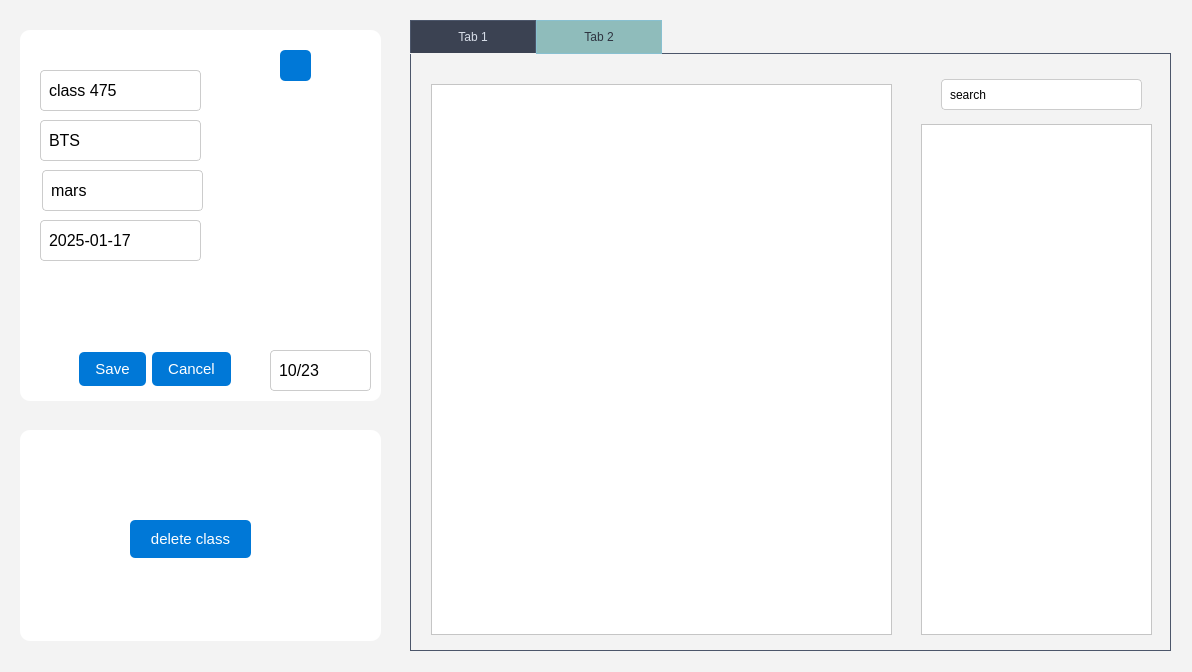
Above: School_System/ui/EditClassDialog.ui from KasperJack/School-Management-System before the change. Below: the same form after it.
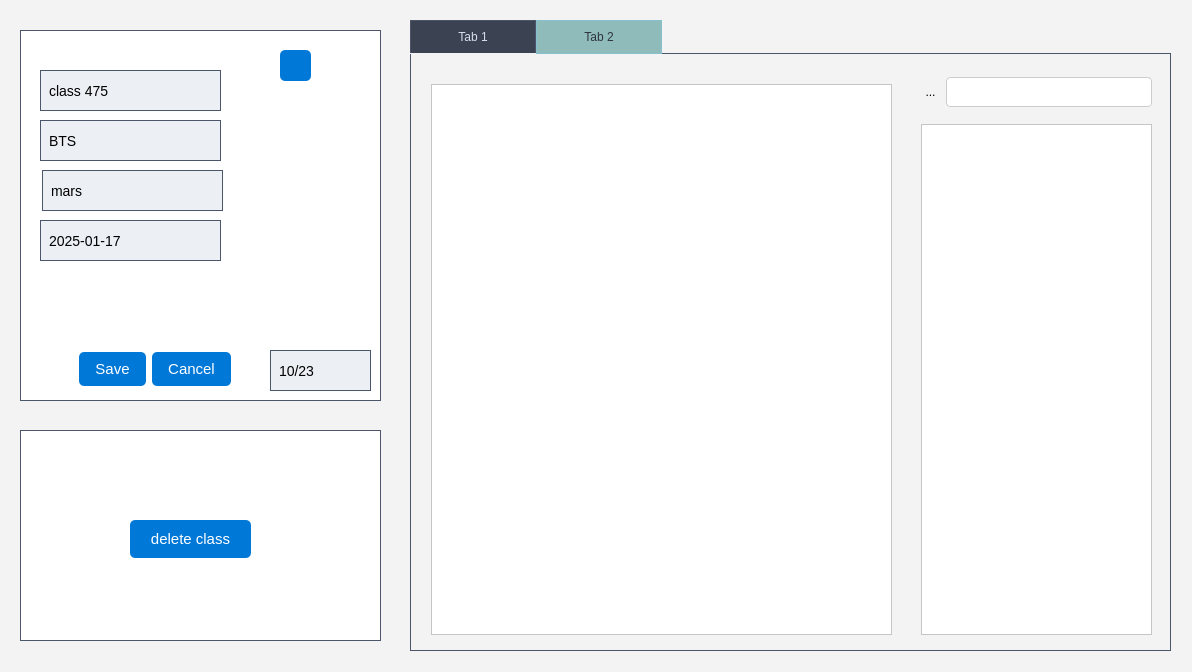
That is the form after the change. The open tabs and pages were chosen to show the change. Icons and pictures are not drawn.

Patch:
```diff
--- a/School_System/ui/EditClassDialog.ui
+++ b/School_System/ui/EditClassDialog.ui
@@ -672,17 +672,43 @@
 </string>
      </property>
     </widget>
-    <widget class="QLineEdit" name="lineEdit">
+    <widget class="QWidget" name="layoutWidget">
      <property name="geometry">
       <rect>
-       <x>530</x>
-       <y>25</y>
-       <width>201</width>
-       <height>31</height>
+       <x>510</x>
+       <y>20</y>
+       <width>231</width>
+       <height>36</height>
       </rect>
      </property>
-     <property name="styleSheet">
-      <string notr="true">QLineEdit {
+     <layout class="QHBoxLayout" name="horizontalLayout_2">
+      <item>
+       <widget class="QToolButton" name="toolButton_6">
+        <property name="enabled">
+         <bool>true</bool>
+        </property>
+        <property name="styleSheet">
+         <string notr="true">QToolButton { background: transparent; border: none;}</string>
+        </property>
+        <property name="text">
+         <string>...</string>
+        </property>
+        <property name="icon">
+         <iconset resource="../resources/rec.qrc">
+          <normaloff>:/newPrefix/more_icons/search-interface-symbol.png</normaloff>:/newPrefix/more_icons/search-interface-symbol.png</iconset>
+        </property>
+        <property name="iconSize">
+         <size>
+          <width>20</width>
+          <height>20</height>
+         </size>
+        </property>
+       </widget>
+      </item>
+      <item>
+       <widget class="QLineEdit" name="lineEdit_4">
+        <property name="styleSheet">
+         <string notr="true">QLineEdit {
     background-color: white;
     color: black;
     border: 1px solid #cccccc;
@@ -693,10 +719,13 @@
     border: 1px solid #0078d7; /* Blue Border on Focus */
     background-color: #ffffff;
 }</string>
-     </property>
-     <property name="text">
-      <string>search</string>
-     </property>
+        </property>
+        <property name="text">
+         <string/>
+        </property>
+       </widget>
+      </item>
+     </layout>
     </widget>
    </widget>
   </widget>
@@ -716,7 +745,8 @@
     color: #000000;           /* Black Text */
     font-family: &quot;Segoe UI&quot;, Arial, sans-serif;
     font-size: 12pt;
-border-radius: 10px;
+    border: 1px solid #4C566A; /* Subtle gray-blue border */
+
 }
 
 /* Dark Mode (Toggle this for dark theme) */
@@ -814,7 +844,8 @@
     color: #000000;           /* Black Text */
     font-family: &quot;Segoe UI&quot;, Arial, sans-serif;
     font-size: 12pt;
-border-radius: 10px;
+    border: 1px solid #4C566A; /* Subtle gray-blue border */
+
 }
 
 /* Dark Mode (Toggle this for dark theme) */
@@ -887,10 +918,33 @@
      <rect>
       <x>20</x>
       <y>40</y>
-      <width>161</width>
+      <width>181</width>
       <height>41</height>
      </rect>
     </property>
+    <property name="styleSheet">
+     <string notr="true">/* Input Field */
+QLineEdit {
+    background-color: #eceff4; /* Light background */
+    color: #000000; /* Black text */
+    border: 1px solid #4C566A; /* Subtle gray-blue border */
+    border-radius: 0px; /* No rounded corners */
+    padding: 6px; /* Padding inside the field */
+    font-size: 14px; /* Standard font size */
+}
+
+/* Focused Input Field */
+QLineEdit:focus {
+    border: 1px solid #88C0D0; /* Light blue/teal border on focus */
+    background-color: #e1e9f2; /* Slightly lighter background on focus */
+}
+
+/* Placeholder Text */
+QLineEdit::placeholder {
+    color: #4C566A; /* Darker gray for placeholder text */
+}
+</string>
+    </property>
     <property name="text">
      <string>class 475</string>
     </property>
@@ -900,10 +954,33 @@
      <rect>
       <x>20</x>
       <y>90</y>
-      <width>161</width>
+      <width>181</width>
       <height>41</height>
      </rect>
     </property>
+    <property name="styleSheet">
+     <string notr="true">/* Input Field */
+QLineEdit {
+    background-color: #eceff4; /* Light background */
+    color: #000000; /* Black text */
+    border: 1px solid #4C566A; /* Subtle gray-blue border */
+    border-radius: 0px; /* No rounded corners */
+    padding: 6px; /* Padding inside the field */
+    font-size: 14px; /* Standard font size */
+}
+
+/* Focused Input Field */
+QLineEdit:focus {
+    border: 1px solid #88C0D0; /* Light blue/teal border on focus */
+    background-color: #e1e9f2; /* Slightly lighter background on focus */
+}
+
+/* Placeholder Text */
+QLineEdit::placeholder {
+    color: #4C566A; /* Darker gray for placeholder text */
+}
+</string>
+    </property>
     <property name="text">
      <string>BTS</string>
     </property>
@@ -913,10 +990,33 @@
      <rect>
       <x>22</x>
       <y>140</y>
-      <width>161</width>
+      <width>181</width>
       <height>41</height>
      </rect>
     </property>
+    <property name="styleSheet">
+     <string notr="true">/* Input Field */
+QLineEdit {
+    background-color: #eceff4; /* Light background */
+    color: #000000; /* Black text */
+    border: 1px solid #4C566A; /* Subtle gray-blue border */
+    border-radius: 0px; /* No rounded corners */
+    padding: 6px; /* Padding inside the field */
+    font-size: 14px; /* Standard font size */
+}
+
+/* Focused Input Field */
+QLineEdit:focus {
+    border: 1px solid #88C0D0; /* Light blue/teal border on focus */
+    background-color: #e1e9f2; /* Slightly lighter background on focus */
+}
+
+/* Placeholder Text */
+QLineEdit::placeholder {
+    color: #4C566A; /* Darker gray for placeholder text */
+}
+</string>
+    </property>
     <property name="text">
      <string>mars</string>
     </property>
@@ -926,10 +1026,33 @@
      <rect>
       <x>20</x>
       <y>190</y>
-      <width>161</width>
+      <width>181</width>
       <height>41</height>
      </rect>
     </property>
+    <property name="styleSheet">
+     <string notr="true">/* Input Field */
+QLineEdit {
+    background-color: #eceff4; /* Light background */
+    color: #000000; /* Black text */
+    border: 1px solid #4C566A; /* Subtle gray-blue border */
+    border-radius: 0px; /* No rounded corners */
+    padding: 6px; /* Padding inside the field */
+    font-size: 14px; /* Standard font size */
+}
+
+/* Focused Input Field */
+QLineEdit:focus {
+    border: 1px solid #88C0D0; /* Light blue/teal border on focus */
+    background-color: #e1e9f2; /* Slightly lighter background on focus */
+}
+
+/* Placeholder Text */
+QLineEdit::placeholder {
+    color: #4C566A; /* Darker gray for placeholder text */
+}
+</string>
+    </property>
     <property name="text">
      <string>2025-01-17</string>
     </property>
@@ -943,6 +1066,29 @@
       <height>41</height>
      </rect>
     </property>
+    <property name="styleSheet">
+     <string notr="true">/* Input Field */
+QLineEdit {
+    background-color: #eceff4; /* Light background */
+    color: #000000; /* Black text */
+    border: 1px solid #4C566A; /* Subtle gray-blue border */
+    border-radius: 0px; /* No rounded corners */
+    padding: 6px; /* Padding inside the field */
+    font-size: 14px; /* Standard font size */
+}
+
+/* Focused Input Field */
+QLineEdit:focus {
+    border: 1px solid #88C0D0; /* Light blue/teal border on focus */
+    background-color: #e1e9f2; /* Slightly lighter background on focus */
+}
+
+/* Placeholder Text */
+QLineEdit::placeholder {
+    color: #4C566A; /* Darker gray for placeholder text */
+}
+</string>
+    </property>
     <property name="text">
      <string>10/23</string>
     </property>
```
Left out of the diff: 53 changed lines with no effect on the pictures.
